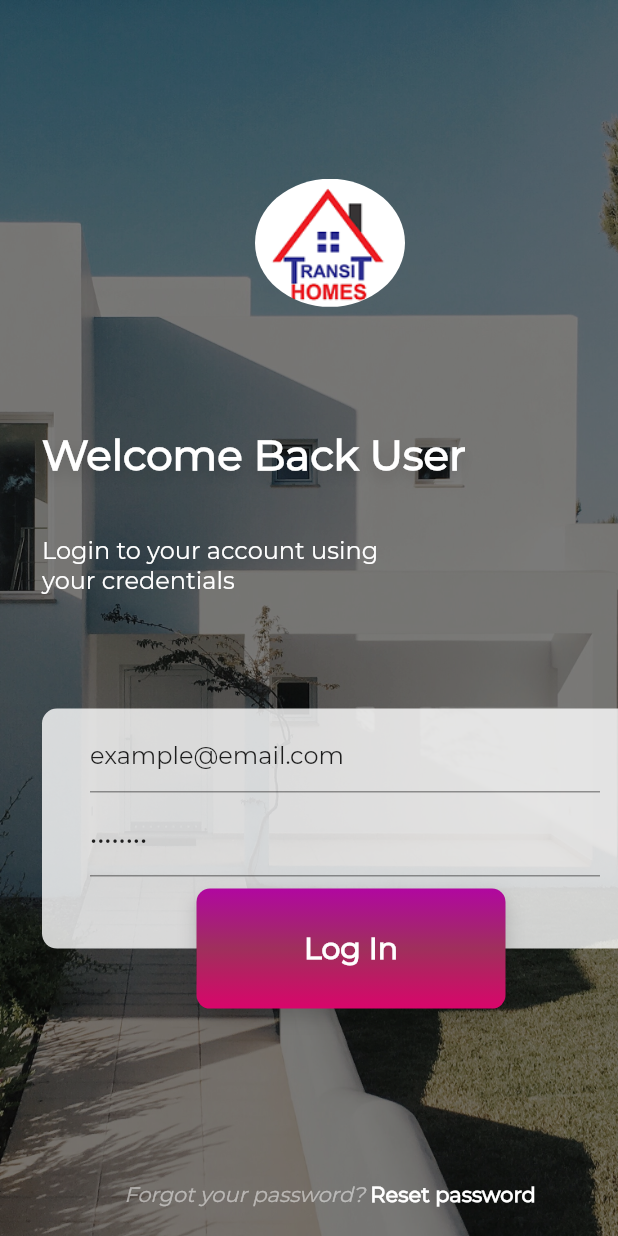
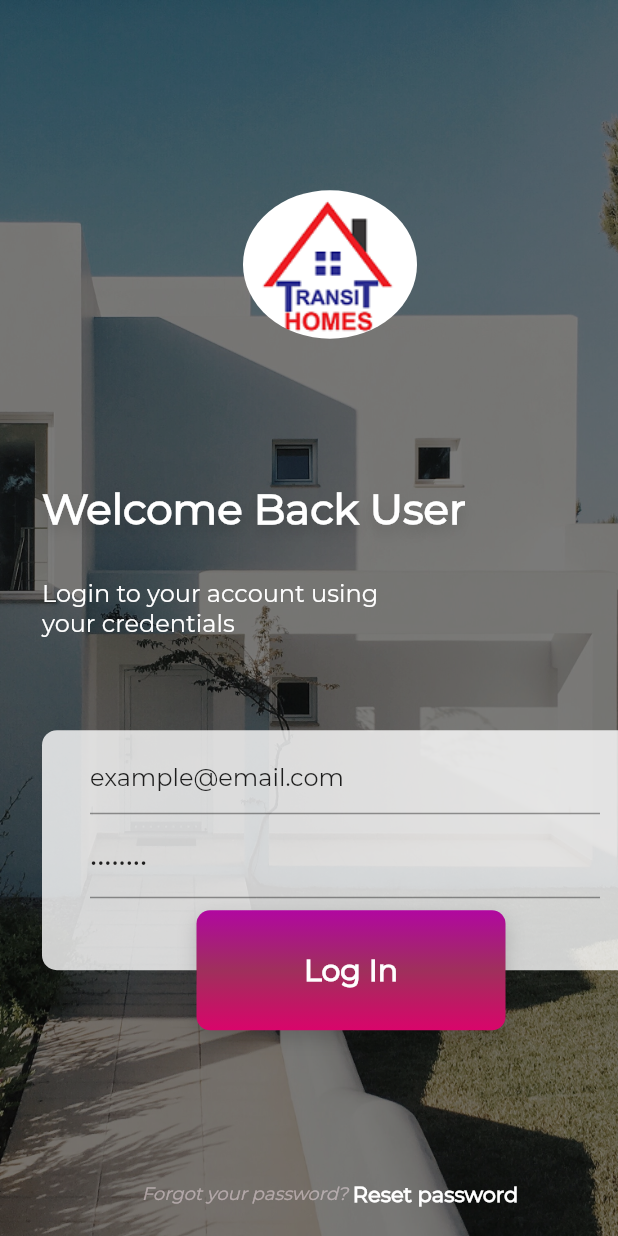
Before and after one commit to takudzwachitsungo/Student-Accomodation_Portal, a Flutter app: the screen it shows after launch, on a phone screen of 412 x 824 dp. Run offline on Flutter 3.47's test engine with Material 2 defaults, Android fonts, the phone set to English and light mode, and no system bars; our stand-ins replace card_swiper, flutter_rating_bar, flutter_svg, numberpicker, pin_code_text_field; missing offline and left inert: rubber.

Commit message:
new update

```diff
--- a/lib/app_properties.dart
+++ b/lib/app_properties.dart
@@ -3,6 +3,7 @@ import 'package:flutter/material.dart';
 const Color yellow = Color(0xffFDC054);
 const Color mediumYellow = Color(0xffFDB846);
 const Color darkYellow = Color(0xffE99E22);
+const Color fadedwhite = Color.fromARGB(255, 245, 241, 245);
 const Color transparentYellow = Color.fromARGB(173, 151, 85, 118);
 const Color darkGrey = Color(0xff202020);
 
--- a/lib/models/category.dart
+++ b/lib/models/category.dart
@@ -1,12 +1,10 @@
 import 'package:flutter/material.dart';
 
-class Category{
+class Category {
   Color begin;
   Color end;
   String category;
   String image;
 
   Category(this.begin, this.end, this.category, this.image);
-
-
 }
--- a/lib/screens/auth/confirm_otp_page.dart
+++ b/lib/screens/auth/confirm_otp_page.dart
@@ -149,7 +149,7 @@ class _ConfirmOtpPageState extends State<ConfirmOtpPage> {
       child: Container(
         decoration: BoxDecoration(
             image: DecorationImage(
-                image: AssetImage('assets/background.jpg'), fit: BoxFit.cover)),
+                image: AssetImage('assets/bg-login.jpg'), fit: BoxFit.cover)),
         child: Container(
           decoration: BoxDecoration(color: transparentYellow),
           child: Scaffold(
--- a/lib/screens/auth/forgot_password_page.dart
+++ b/lib/screens/auth/forgot_password_page.dart
@@ -19,7 +19,7 @@ class _ForgotPasswordPageState extends State<ForgotPasswordPage> {
     Widget background = Container(
       decoration: BoxDecoration(
         image: DecorationImage(
-            image: AssetImage('assets/background.png'), fit: BoxFit.cover),
+            image: AssetImage('assets/bg-login.jpg'), fit: BoxFit.cover),
       ),
       foregroundDecoration: BoxDecoration(color: transparentYellow),
     );
--- a/lib/screens/auth/welcome_back_page.dart
+++ b/lib/screens/auth/welcome_back_page.dart
@@ -1,3 +1,5 @@
+import 'package:ecommerce_int2/screens/auth/confirm_otp_page.dart';
+import 'package:ecommerce_int2/screens/auth/forgot_password_page.dart';
 import 'package:flutter/material.dart';
 import 'package:ecommerce_int2/screens/intro_page.dart';
 
@@ -15,17 +17,13 @@ class _WelcomeBackPageState extends State<WelcomeBackPage> {
   @override
   Widget build(BuildContext context) {
     Widget company_logo = Center(
+      child: Padding(
+        padding: const EdgeInsets.all(16.0), // Adjust padding as needed
         child: CircleAvatar(
           backgroundColor: Colors.transparent,
-        radius: 50.0,
+          radius: 70.0,
           child: ClipOval(
-          child: Image.asset(
-            'assets/transithomes-1.png',
-            /* width:
-                150.0, // Adjust the width to fit the circle's diameter (2 * maxRadius)
-            height:
-                150.0, // Adjust the height to fit the circle's diameter (2 * maxRadius)
-            fit: BoxFit.cover,*/
+            child: Image.asset('assets/transithomes-1.png'),
           ),
         ),
       ),
@@ -139,16 +137,21 @@ class _WelcomeBackPageState extends State<WelcomeBackPage> {
       child: Row(
         mainAxisAlignment: MainAxisAlignment.center,
         children: <Widget>[
-          Text(
+          InkWell(
+            onTap: () => Navigator.of(context)
+                .push(MaterialPageRoute(builder: (_) => ForgotPasswordPage())),
+            child: Text(
               'Forgot your password? ',
               style: TextStyle(
                 fontStyle: FontStyle.italic,
-              color: Color.fromRGBO(255, 255, 255, 0.5),
-              fontSize: 14.0,
+                color: Color.fromRGBO(248, 230, 237, 0.486),
+                fontSize: 12.0,
+              ),
             ),
           ),
           InkWell(
-            onTap: () {},
+            onTap: () => Navigator.of(context)
+                .push(MaterialPageRoute(builder: (_) => ConfirmOtpPage())),
             child: Text(
               'Reset password',
               style: TextStyle(
--- a/lib/screens/main/components/category_card.dart
+++ b/lib/screens/main/components/category_card.dart
@@ -40,9 +40,9 @@ class CategoryCard extends StatelessWidget {
                         focal: Alignment(0, 0),
                         focalRadius: 0.1)),
                 padding: EdgeInsets.all(8.0),
-                child: Center(
+                /*child: Center(
                   child: Image.asset(category.image),
-                ),
+                ),*/
               )
             ],
           ),
```
Also changed, not shown: lib/models/category_item.dart (added, +8 -0 lines), lib/screens/category/category_list_page.dart (+7 -7 lines), lib/screens/main/components/recommended_list.dart (+33 -6 lines), lib/screens/main/components/tab_view.dart (+11 -6 lines), 1 other file. Lines whose indentation alone changed are shown as unchanged.
